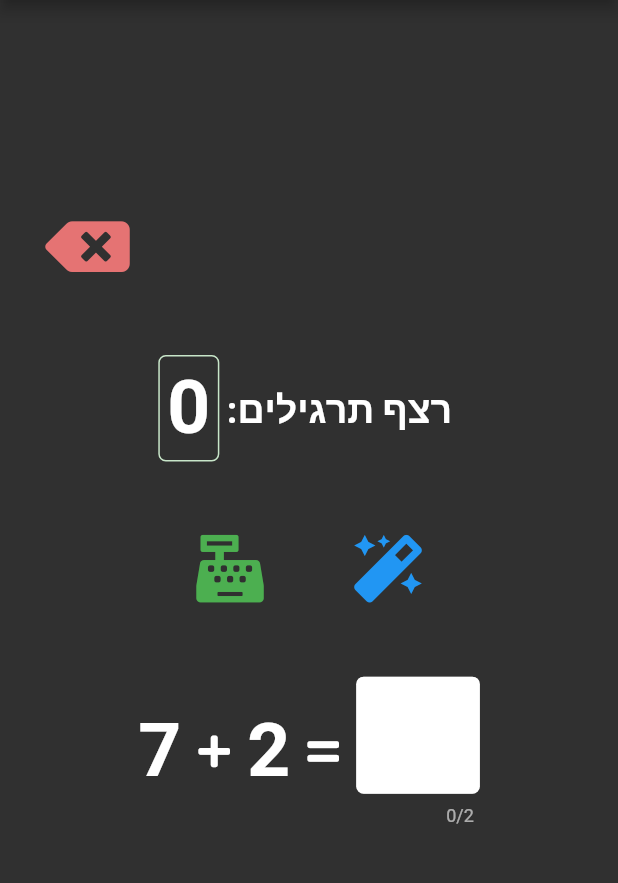
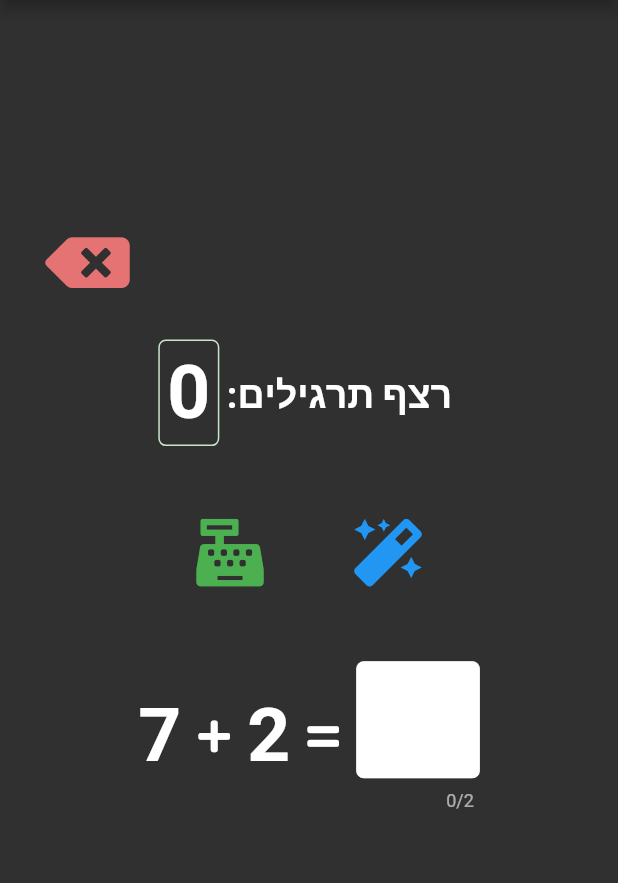
Before and after one commit to AdamRussak/one_to_math, a Flutter app: the MathQustions screen opened by its route, on a phone screen of 412 x 824 dp, the part 84-967 px from its top. Run offline on Flutter 3.47's test engine with Material 2 defaults, Android fonts, the phone set to English and light mode, and no system bars; our stand-ins replace after_layout, fluttertoast, font_awesome_flutter, rflutter_alert, shared_preferences; accounts and stored records are empty.

Commit message:
fxied keybord overlap

```diff
--- a/lib/screens/math_qustions.dart
+++ b/lib/screens/math_qustions.dart
@@ -180,7 +180,7 @@ class _MyHomePageState extends State<MathQustions>
                     ],
                   ),
                   SizedBox(
-                    height: size.height * 0.05,
+                    height: size.height * 0.025,
                   ),
                   ResultCounterWidget(
                       sucessInt: sucessInt == null ? 0 : sucessInt),
--- a/lib/screens/multiply_qustions.dart
+++ b/lib/screens/multiply_qustions.dart
@@ -183,7 +183,7 @@ class _MultiplyQustionsState extends State<MultiplyQustions>
                     ],
                   ),
                   SizedBox(
-                    height: size.width * 0.05,
+                    height: size.height * 0.025,
                   ),
                   ResultCounterWidget(
                       sucessInt: sucessInt == null ? 0 : sucessInt),
```
